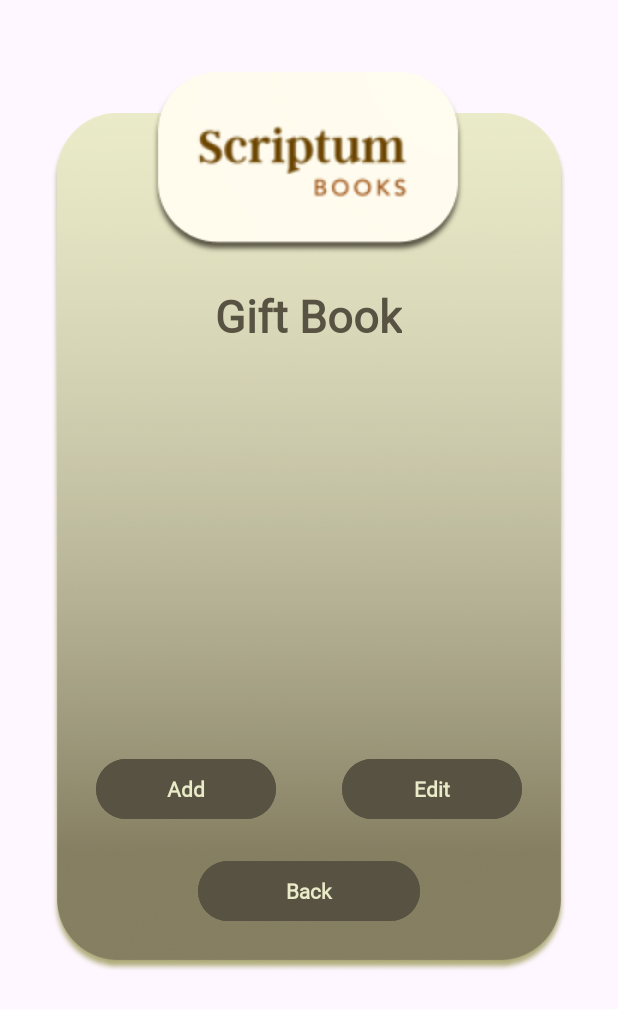
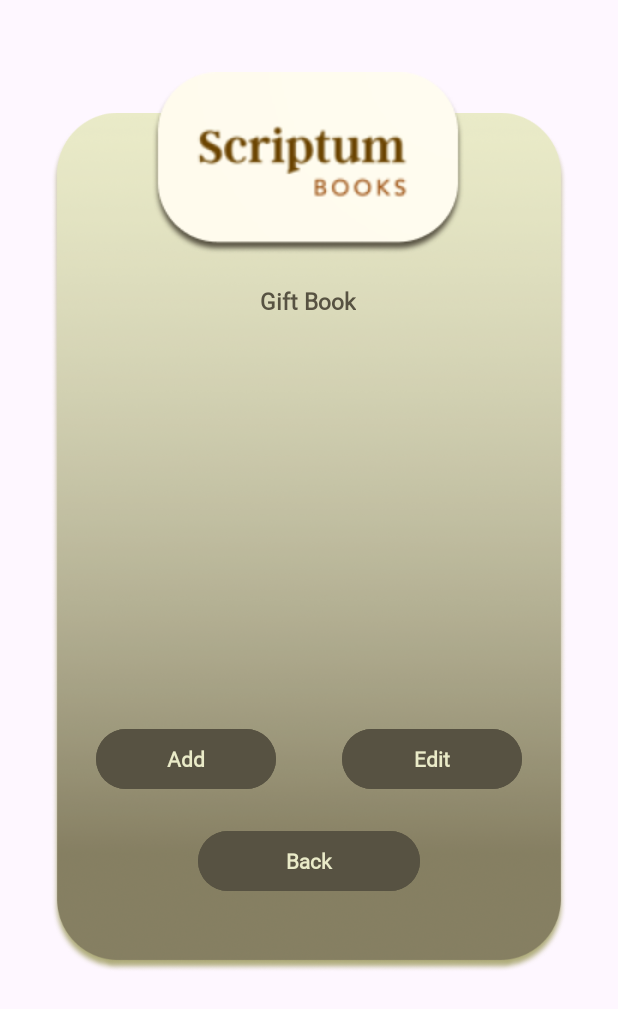
Before and after one commit to Mariamore/ScriptumApp, an Android app: the fragment GiftBookFragment shown on its own in the app's theme, on a phone screen of 412 x 824 dp. Shown: the top 1009 px of the screen. Run offline under Robolectric (Android 15) with nearby library versions, the phone set to English and light mode, and no system bars; our stand-ins replace Firebase (no records; nobody signed in at launch, a user with empty details on screens opened directly), Picasso.

Commit message:
cambios en BookLoanFragment y GiftBookFragment

```diff
--- /dev/null
+++ b/app/src/main/java/com/example/scriptumapp/BookAdapterGift.java
@@ -0,0 +1,4 @@
+package com.example.scriptumapp;
+
+public class BookAdapterGift {
+}
--- a/app/src/main/java/com/example/scriptumapp/GiftBookFragment.java
+++ b/app/src/main/java/com/example/scriptumapp/GiftBookFragment.java
@@ -1,12 +1,21 @@
 package com.example.scriptumapp;
 
+import android.annotation.SuppressLint;
 import android.os.Bundle;
-
-import androidx.fragment.app.Fragment;
-
 import android.view.LayoutInflater;
 import android.view.View;
 import android.view.ViewGroup;
+import android.widget.Button;
+
+import androidx.fragment.app.Fragment;
+import androidx.recyclerview.widget.LinearLayoutManager;
+import androidx.recyclerview.widget.RecyclerView;
+
+import com.firebase.ui.firestore.FirestoreRecyclerOptions;
+import com.google.firebase.auth.FirebaseAuth;
+import com.google.firebase.auth.FirebaseUser;
+import com.google.firebase.firestore.FirebaseFirestore;
+import com.google.firebase.firestore.Query;
 
 /**
  * A simple {@link Fragment} subclass.
@@ -23,6 +32,15 @@ public class GiftBookFragment extends Fragment {
     // TODO: Rename and change types of parameters
     private String mParam1;
     private String mParam2;
+
+    Button backGiftBook;
+
+    RecyclerView mRecycler;
+    BookAdapterLoan loanAdapterBook;
+    FirebaseFirestore mFirestore;
+    FirebaseAuth mAuth;
+    FirebaseUser authUser;
+    Query query;
 
     public GiftBookFragment() {
         // Required empty public constructor
@@ -55,10 +73,32 @@ public class GiftBookFragment extends Fragment {
         }
     }
 
+    @SuppressLint("MissingInflatedId")
     @Override
     public View onCreateView(LayoutInflater inflater, ViewGroup container,
                              Bundle savedInstanceState) {
-        // Inflate the layout for this fragment
-        return inflater.inflate(R.layout.fragment_gift_book, container, false);
+        View rootView = inflater.inflate(R.layout.fragment_gift_book, container, false);
+
+
+        mAuth = FirebaseAuth.getInstance();
+        authUser = mAuth.getCurrentUser();
+        String idUser = authUser.getUid();
+
+        //Inicializamos
+        mFirestore = FirebaseFirestore.getInstance();
+        mRecycler = rootView.findViewById(R.id.recyclerViewSingle2);
+        mRecycler.setLayoutManager(new LinearLayoutManager(requireContext()));
+
+        //query para la coleccion Loan de la BBDD
+        query = mFirestore.collection("users").document(idUser).collection("loan");
+
+        //Crear opciones de la consulta
+        FirestoreRecyclerOptions<Book> loanOp = new FirestoreRecyclerOptions.Builder<Book>().setQuery(query, Book.class).build();
+
+        //Inicializar el adaptador con las opciones
+        loanAdapterBook = new BookAdapterLoan(loanOp);
+        mRecycler.setAdapter(loanAdapterBook);
+
+        return rootView;
     }
 }
--- a/app/src/main/java/com/example/scriptumapp/UploadBookFragment.java
+++ b/app/src/main/java/com/example/scriptumapp/UploadBookFragment.java
@@ -169,7 +169,7 @@ public class UploadBookFragment extends Fragment implements View.OnClickListener
 
                             uploadPhoto(bookId, spinnerSelection);
 
-                           // replaceFragment(new SavedBooksFragment());
+                           replaceFragment(new QueriesFragment());
                         }
                     })
                     .addOnFailureListener(new OnFailureListener() {
@@ -226,7 +226,7 @@ public class UploadBookFragment extends Fragment implements View.OnClickListener
                                             @Override
                                             public void onSuccess(Void aVoid) {
                                                 Toast.makeText(getContext(), "Image uploaded and link saved in Firestore successfully", Toast.LENGTH_SHORT).show();
-                                                replaceFragment(new SavedBooksFragment());
+
                                             }
                                         })
                                         .addOnFailureListener(new OnFailureListener() {
--- a/app/src/main/res/layout/fragment_gift_book.xml
+++ b/app/src/main/res/layout/fragment_gift_book.xml
@@ -36,12 +36,12 @@
         <TextView
             android:id="@+id/textGifBook"
             android:layout_width="wrap_content"
-            android:layout_height="40dp"
+            android:layout_height="20dp"
             android:layout_marginTop="20dp"
             android:fontFamily="@font/inter"
             android:text="@string/gift_book"
             android:textColor="@color/buttonQueries"
-            android:textSize="30dp"
+            android:textSize="15dp"
             android:textStyle="bold"
             app:layout_constraintEnd_toEndOf="parent"
             app:layout_constraintHorizontal_bias="0.498"
@@ -98,6 +98,17 @@
             app:layout_constraintStart_toStartOf="parent"
             app:layout_constraintTop_toBottomOf="@id/textGifBook" />
 
+        <androidx.recyclerview.widget.RecyclerView
+            android:id="@+id/recyclerViewSingle2"
+            android:layout_width="293dp"
+            android:layout_height="269dp"
+            android:layout_marginBottom="255dp"
+            app:layout_constraintBottom_toBottomOf="parent"
+            app:layout_constraintEnd_toEndOf="parent"
+            app:layout_constraintHorizontal_bias="0.511"
+            app:layout_constraintStart_toStartOf="parent"
+            tools:ignore="MissingConstraints" />
+
     </androidx.constraintlayout.widget.ConstraintLayout>
 
 </FrameLayout>
--- a/app/src/main/res/layout/fragment_queries.xml
+++ b/app/src/main/res/layout/fragment_queries.xml
@@ -97,7 +97,7 @@
             app:layout_constraintTop_toBottomOf="@+id/book_exchange" />
 
         <Button
-            android:id="@+id/back"
+            android:id="@+id/back_queries"
             android:layout_width="148dp"
             android:layout_height="48dp"
             android:layout_marginTop="18dp"
```
Also changed, not shown: app/src/main/java/com/example/scriptumapp/Book.java (+15 -15 lines), app/src/main/java/com/example/scriptumapp/BookAdapter.java (deleted, +0 -54 lines), app/src/main/java/com/example/scriptumapp/BookAdapterLoan.java (added, +53 -0 lines), app/src/main/java/com/example/scriptumapp/BookExchangeFragment.java (deleted, +0 -76 lines), app/src/main/java/com/example/scriptumapp/BookLoanFragment.java (+57 -5 lines), app/src/main/java/com/example/scriptumapp/QueriesFragment.java (+54 -6 lines), app/src/main/java/com/example/scriptumapp/SavedBooksFragment.java (deleted, +0 -115 lines), app/src/main/res/layout/fragment_book_loan.xml (+6 -4 lines), app/src/main/res/layout/fragment_saved_books.xml (deleted, +0 -16 lines).
